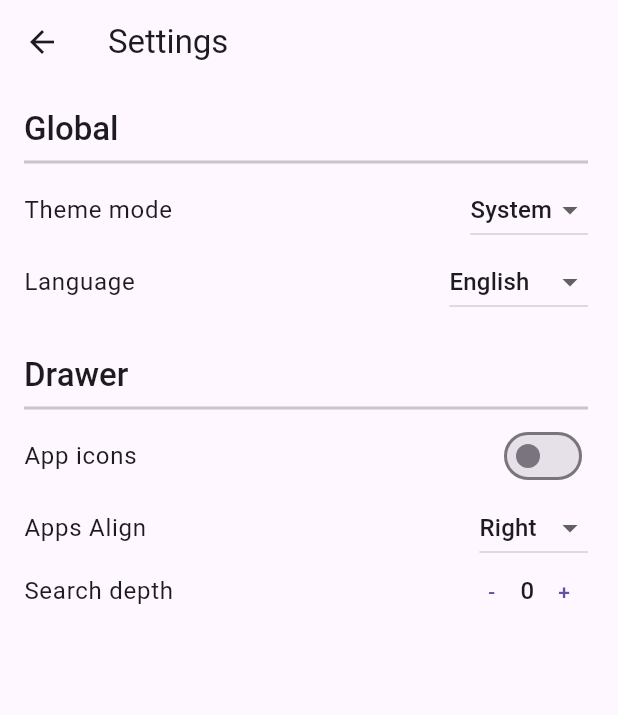
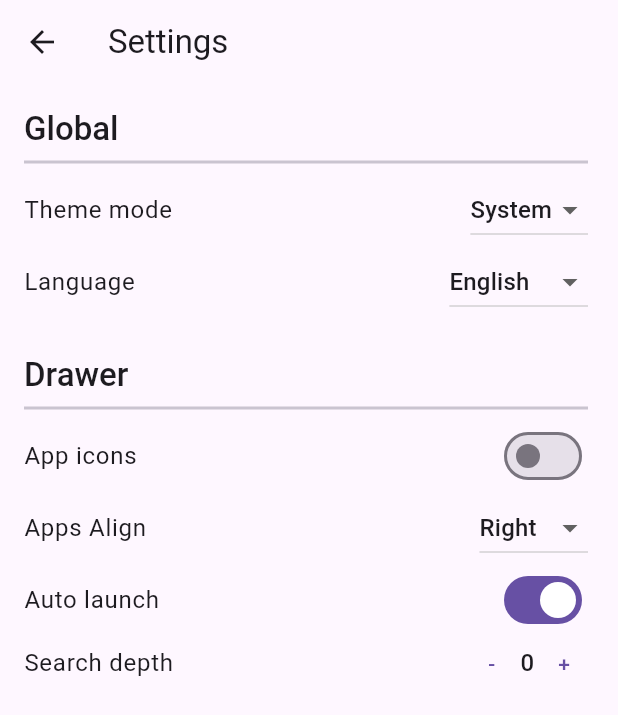
Before and after one commit to alexbogdos/minLauncher, a Flutter app: the screen it shows after launch, after a tap on the "settings" icon, on a phone screen of 412 x 824 dp. Shown: the top 715 px of the screen. Run offline on Flutter 3.47's test engine with Material 3 defaults, Android fonts, the phone set to English and light mode, and no system bars; our stand-ins replace sqflite; missing offline and left inert: installed_apps; accounts and stored records are empty; generated files the repository leaves out were written again.

Commit message:
Create settings option: auto_launch

```diff
--- a/min_launcher/lib/src/localization/app_el.arb
+++ b/min_launcher/lib/src/localization/app_el.arb
@@ -27,6 +27,8 @@
 
     "settingsToggleUseIconsTitle": "Εικονίδια εφαρμογών",
 
+    "settingsToggleAutoLaunchTitle": "Αυτόματη εκκίνηση",
+
     "settingsToggleAppsAlignTitle": "Στοίχιση Εφαρμογών",
     "settingsToggleAppsAlignValueLeft": "Αριστερή",
     "settingsToggleAppsAlignValueCenter": "Κεντρική",
--- a/min_launcher/lib/src/localization/app_en.arb
+++ b/min_launcher/lib/src/localization/app_en.arb
@@ -27,6 +27,8 @@
 
     "settingsToggleUseIconsTitle": "App icons",
 
+    "settingsToggleAutoLaunchTitle": "Auto launch",
+
     "settingsToggleAppsAlignTitle": "Apps Align",
     "settingsToggleAppsAlignValueLeft": "Left",
     "settingsToggleAppsAlignValueCenter": "Center",
--- a/min_launcher/lib/src/search/package_search_controller.dart
+++ b/min_launcher/lib/src/search/package_search_controller.dart
@@ -92,7 +92,7 @@ class PackageSearchController with ChangeNotifier {
 
   /// Search for the packages that match the given name
   /// return sorted based on package frecency.
-  Future<void> search(String queryStr, int depth) async {
+  Future<void> search(String queryStr, bool autoLaunch, int depth) async {
     // Its query it's separate than others
     _query.clear();
 
@@ -114,6 +114,8 @@ class PackageSearchController with ChangeNotifier {
 
     // Redraw PackageSearchView, display new packages list
     notifyListeners();
+
+    if (!autoLaunch) return;
 
     // If the query has only one result, launch the app
     // There is a small to delay as to have time to show the user
--- a/min_launcher/lib/src/search/package_search_view.dart
+++ b/min_launcher/lib/src/search/package_search_view.dart
@@ -69,6 +69,7 @@ class _PackageSearchViewState extends State<PackageSearchView> {
                               onChanged: (String query) {
                                 widget.controller.search(
                                   query.trim(),
+                                  widget.settings.autoLaunch,
                                   widget.settings.searchDepth,
                                 );
                               },
--- a/min_launcher/lib/src/settings/settings_controller.dart
+++ b/min_launcher/lib/src/settings/settings_controller.dart
@@ -26,6 +26,7 @@ class SettingsController with ChangeNotifier {
     _themeMode = await _settingsService.themeMode();
     _themeData = await _settingsService.themeData();
     _useIcons = await _settingsService.useIcons();
+    _autoLaunch = await _settingsService.autoLaunch();
     _searchDepth = await _settingsService.searchDepth();
     _locale = await _settingsService.locale();
     _appsAlign = await _settingsService.appsAlign();
@@ -41,6 +42,7 @@ class SettingsController with ChangeNotifier {
   late ThemeMode _themeMode;
   late ThemeData _themeData;
   late bool _useIcons;
+  late bool _autoLaunch;
   late int _searchDepth;
   late Locale _locale;
   late TextAlign _appsAlign;
@@ -49,6 +51,7 @@ class SettingsController with ChangeNotifier {
   ThemeMode get themeMode => _themeMode;
   ThemeData get themeData => _themeData;
   bool get useIcons => _useIcons;
+  bool get autoLaunch => _autoLaunch;
   int get searchDepth => _searchDepth;
   Locale get locale => _locale;
   TextAlign get appsAlign => _appsAlign;
@@ -60,6 +63,15 @@ class SettingsController with ChangeNotifier {
     _useIcons = newUseIcons;
     notifyListeners();
     await _settingsService.updateUseIcons(newUseIcons);
+  }
+
+  /// Update and persist the Auto Launch based on the user's selection.
+  Future<void> updateAutoLaunch(bool? newAutoLaunch) async {
+    if (newAutoLaunch == null) return;
+    if (newAutoLaunch == _autoLaunch) return;
+    _autoLaunch = newAutoLaunch;
+    notifyListeners();
+    await _settingsService.updateAutoLaunch(newAutoLaunch);
   }
 
   /// Update and persist the Search Depth based on the user's selection.
--- a/min_launcher/lib/src/settings/settings_service.dart
+++ b/min_launcher/lib/src/settings/settings_service.dart
@@ -25,6 +25,16 @@ class SettingsService {
     await _update('use_icons', newUseIcons ? 'true' : 'false');
   }
 
+  /// Loads the User's preferred Auto Launch from the database.
+  Future<bool> autoLaunch() async {
+    return (await _get('auto_launch', 'true')) == 'true' ? true : false;
+  }
+
+  /// Persists the user's preferred Auto Launch to the database.
+  Future<void> updateAutoLaunch(bool newAutoLaunch) async {
+    await _update('auto_launch', newAutoLaunch ? 'true' : 'false');
+  }
+
   /// Loads the User's preferred Search Depth from the database.
   Future<int> searchDepth() async {
     return int.parse(await _get('search_depth', '0'));
@@ -32,7 +42,7 @@ class SettingsService {
 
   /// Persists the user's preferred Search Depth to the database.
   Future<void> updateSearchDepth(int newSearchDepth) async {
-    await _update('use_icons', newSearchDepth.toString());
+    await _update('search_depth', newSearchDepth.toString());
   }
 
   /// Loads the User's preferred Locale from the database.
--- a/min_launcher/lib/src/settings/settings_view.dart
+++ b/min_launcher/lib/src/settings/settings_view.dart
@@ -26,6 +26,7 @@ class SettingsView extends StatelessWidget {
         padding: const EdgeInsets.fromLTRB(16, 16, 20, 16),
         child: Column(
           children: [
+            // General
             SettingsCategory(
               title: AppLocalizations.of(context)!.settingsCategoryGlobal,
             ),
@@ -80,6 +81,8 @@ class SettingsView extends StatelessWidget {
                 ],
               ),
             ),
+
+            // Drawer
             SettingsCategory(
               title: AppLocalizations.of(context)!.settingsCategoryDrawer,
               topPadding: 24,
@@ -115,6 +118,14 @@ class SettingsView extends StatelessWidget {
                         .settingsToggleAppsAlignValueRight),
                   ),
                 ],
+              ),
+            ),
+            SettingsEntry(
+              title:
+                  AppLocalizations.of(context)!.settingsToggleAutoLaunchTitle,
+              child: Switch(
+                value: controller.autoLaunch,
+                onChanged: controller.updateAutoLaunch,
               ),
             ),
             SettingsEntry(
--- a/min_launcher/pubspec.yaml
+++ b/min_launcher/pubspec.yaml
@@ -4,7 +4,7 @@ description: "Minimal Android home launcher."
 # Prevent accidental publishing to pub.dev.
 publish_to: 'none'
 
-version: 1.5.3+1
+version: 1.5.4+1
 
 environment:
   sdk: '>=3.3.4 <4.0.0'
```
